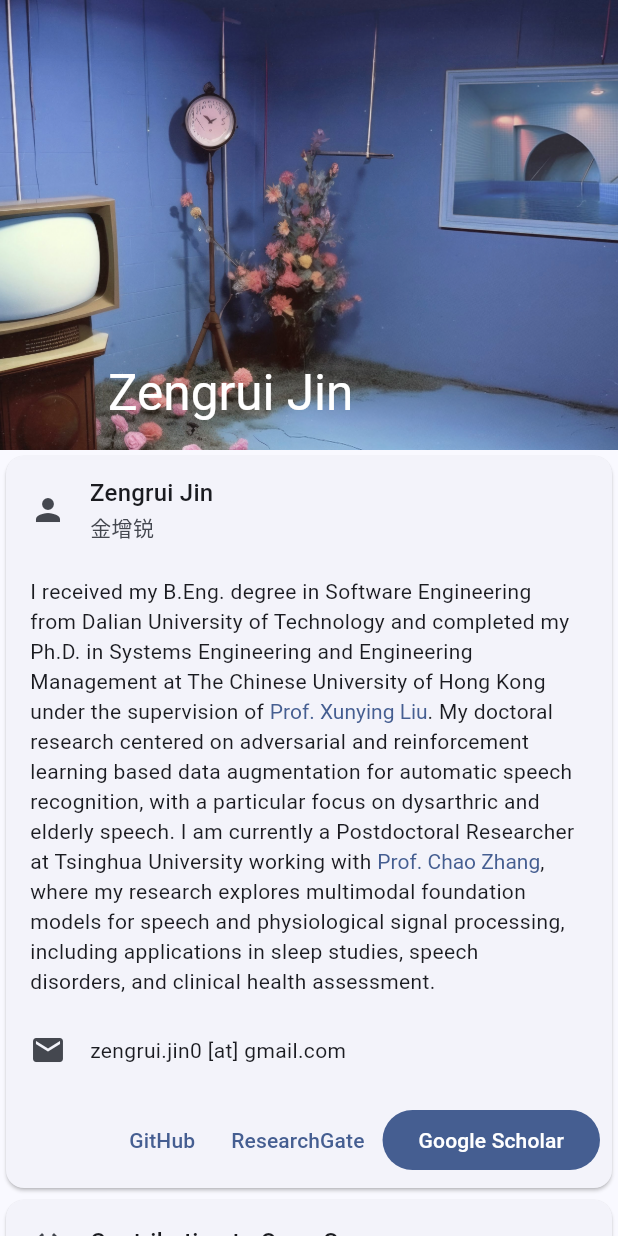
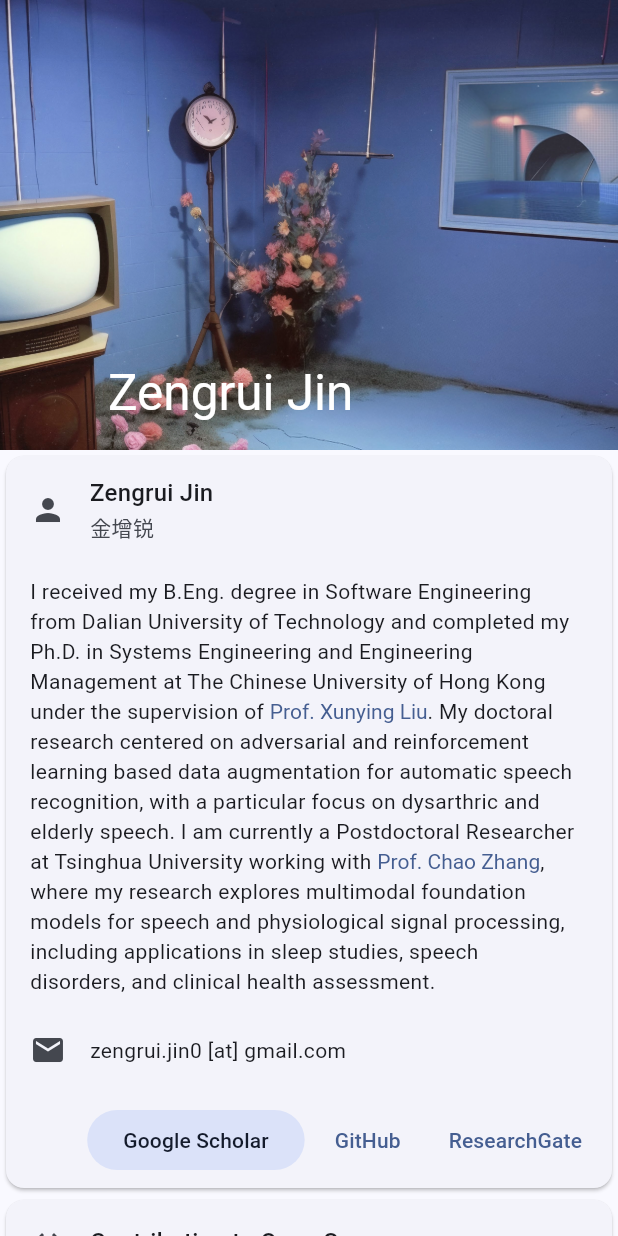
Before and after one commit to JinZr/flutter_io_page, a Flutter app: the screen it shows after launch, on a phone screen of 412 x 824 dp. Run offline on Flutter 3.47's test engine with Material 3 defaults, Android fonts, the phone set to English and light mode, and no system bars; our stand-ins replace google_fonts; network calls fail; Roboto replaces fonts that are missing (Roboto Serif).

Commit message:
Adjust link button hierarchy

```diff
--- a/lib/utilities/link_buttonbar.dart
+++ b/lib/utilities/link_buttonbar.dart
@@ -6,21 +6,24 @@ final linkButtonBar = Padding(
   padding: const EdgeInsets.all(8.0),
   child: OverflowBar(
     alignment: MainAxisAlignment.end,
+    overflowAlignment: OverflowBarAlignment.end,
+    spacing: 8,
+    overflowSpacing: 8,
     children: [
-      TextButton(
-        child: const Text("GitHub"),
-        onPressed: () => launchURL("https://github.com/JinZr"),
-      ),
-      TextButton(
-        child: const Text("ResearchGate"),
-        onPressed: () =>
-            launchURL("https://www.researchgate.net/profile/Zengrui-Jin"),
-      ),
-      FilledButton(
-        child: const Text("Google Scholar"),
+      FilledButton.tonal(
         onPressed: () => launchURL(
           'https://scholar.google.com/citations?user=kgH1mk0AAAAJ&hl=en',
         ),
+        child: const Text('Google Scholar'),
+      ),
+      TextButton(
+        onPressed: () => launchURL('https://github.com/JinZr'),
+        child: const Text('GitHub'),
+      ),
+      TextButton(
+        onPressed: () =>
+            launchURL('https://www.researchgate.net/profile/Zengrui-Jin'),
+        child: const Text('ResearchGate'),
       ),
     ],
   ),
```
